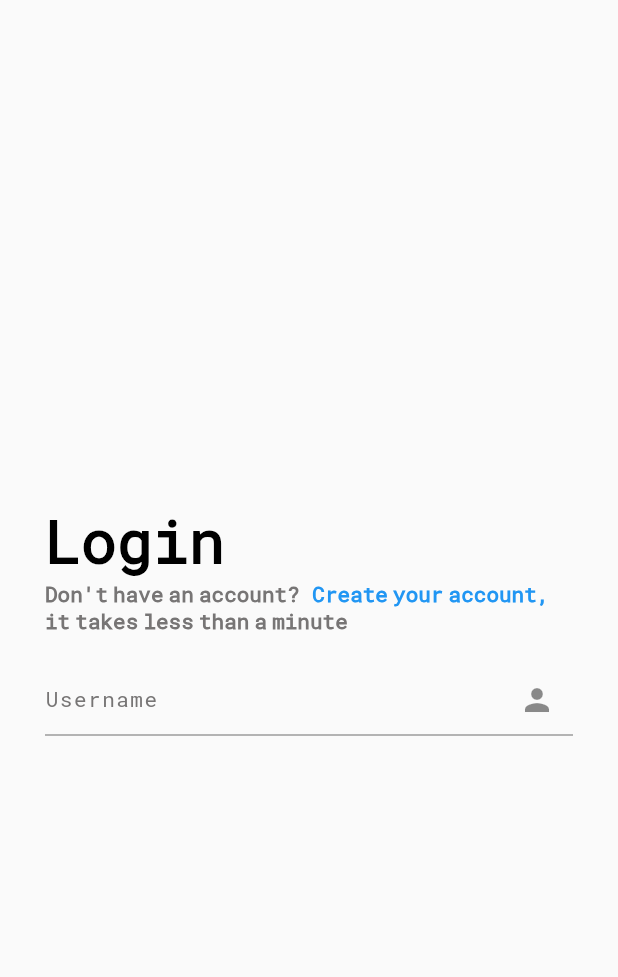
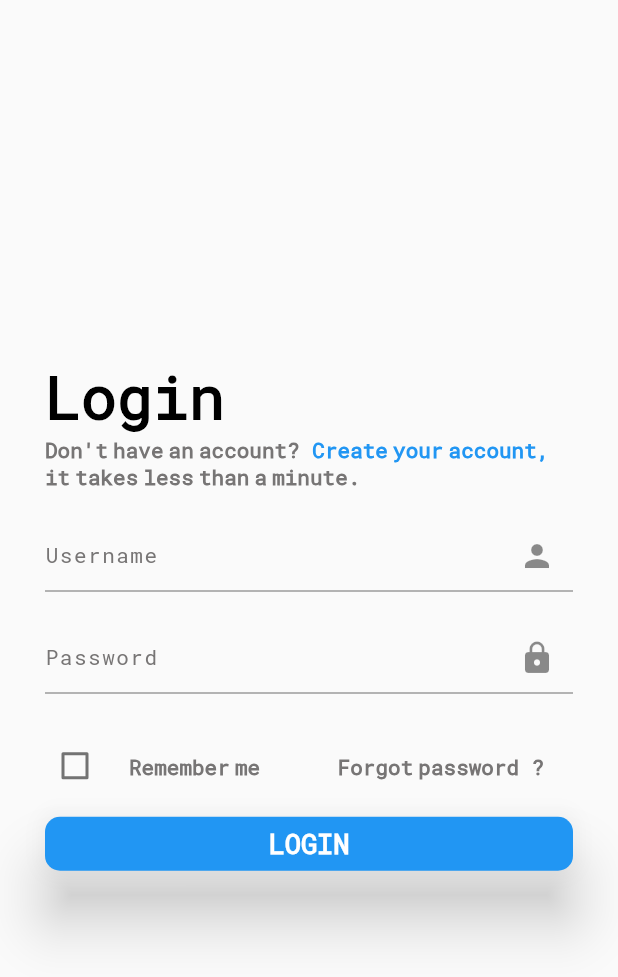
Before and after one commit to MertSaygili/FlutterMiniProjects, a Flutter app: the screen it shows after launch, on a phone screen of 412 x 824 dp. Shown: the top 977 px of the screen. Run offline on Flutter 3.47's test engine with Material 2 defaults, Android fonts, the phone set to English and light mode, and no system bars.

Commit message:
working on

```diff
--- a/lib/Uplabs/login_panels/login_1/Data/data.dart
+++ b/lib/Uplabs/login_panels/login_1/Data/data.dart
@@ -2,5 +2,5 @@ class Strings {
   final String loginText = 'Login';
   final String subtitleTextPart_1 = "Don't have an account? ";
   final String subtitleTextPart_2 = 'Create your account, ';
-  final String subtitleTextPart_3 = '\nit takes less than a minute';
+  final String subtitleTextPart_3 = '\nit takes less than a minute.';
 }
--- a/lib/Uplabs/login_panels/login_1/login_page_view.dart
+++ b/lib/Uplabs/login_panels/login_1/login_page_view.dart
@@ -1,6 +1,4 @@
 import 'package:flutter/material.dart';
-import 'package:project1_change_appbar_color/Uplabs/login_panels/login_0/login_page_view.dart';
-
 import 'Data/data.dart';
 
 class LoginPageView extends StatefulWidget {
@@ -13,6 +11,10 @@ class LoginPageView extends StatefulWidget {
 class _LoginPageViewState extends State<LoginPageView> {
   final String _userNameHintText = 'Username';
   final String _userPasswordHintText = 'Password';
+  final String _rememberMeText = 'Remember me';
+  final String _forgotPassword = 'Forgot password ?';
+  final String _loginText = 'Login';
+  bool _rememberMe = false;
 
   @override
   Widget build(BuildContext context) {
@@ -46,11 +48,71 @@ class _LoginPageViewState extends State<LoginPageView> {
       child: TextFormField(
         keyboardType: TextInputType.name,
         textInputAction: TextInputAction.next,
-        decoration: InputDecoration(
-          suffixIcon: UsedIcons().iconPerson,
-          hintText: _userNameHintText,
-          hintStyle: Theme.of(context).textTheme.button,
+        decoration: textFieldInputDecoration(
+          context,
+          UsedIcons().iconPerson,
+          _userNameHintText,
         ),
+      ),
+    );
+    final Padding _userPassword = Padding(
+      padding: PaddingItems().paddingVerticalNormal,
+      child: TextFormField(
+        keyboardType: TextInputType.visiblePassword,
+        textInputAction: TextInputAction.done,
+        decoration: textFieldInputDecoration(
+          context,
+          UsedIcons().iconLock,
+          _userPasswordHintText,
+        ),
+      ),
+    );
+    final Padding _rememberMeAndForgotPassword = Padding(
+      padding: PaddingItems().paddingVerticalNormal,
+      child: Row(
+        mainAxisAlignment: MainAxisAlignment.spaceBetween,
+        children: [
+          Expanded(
+            child: GestureDetector(
+              child: CheckboxListTile(
+                contentPadding: EdgeInsets.zero,
+                value: _rememberMe,
+                controlAffinity: ListTileControlAffinity.leading,
+                onChanged: (bool? value) {
+                  _changeRememberMeButton();
+                },
+                title: Text(
+                  _rememberMeText,
+                  style: Theme.of(context).textTheme.bodyText1,
+                ),
+              ),
+            ),
+          ),
+          Expanded(
+            child: TextButton(
+              onPressed: () {},
+              child: Text(
+                _forgotPassword,
+                textAlign: TextAlign.right,
+                style: Theme.of(context).textTheme.bodyText1,
+              ),
+            ),
+          ),
+        ],
+      ),
+    );
+    final ElevatedButton _loginButton = ElevatedButton(
+      style: ElevatedButton.styleFrom(
+        padding: EdgeInsets.zero,
+        elevation: 17,
+        shape: RoundedRectangleBorder(
+          borderRadius: BorderRadius.circular(10),
+        ),
+      ),
+      onPressed: () {},
+      child: Text(
+        Strings().loginText.toUpperCase(),
+        style: Theme.of(context).textTheme.labelMedium,
       ),
     );
     return Scaffold(
@@ -62,16 +124,34 @@ class _LoginPageViewState extends State<LoginPageView> {
             _title,
             _text,
             _userName,
+            _userPassword,
+            _rememberMeAndForgotPassword,
+            _loginButton,
           ],
         ),
       ),
     );
   }
+
+  InputDecoration textFieldInputDecoration(
+      BuildContext context, Icon icon, String hintText) {
+    return InputDecoration(
+      suffixIcon: icon,
+      hintText: hintText,
+      hintStyle: Theme.of(context).textTheme.button,
+    );
+  }
+
+  void _changeRememberMeButton() {
+    setState(() {
+      _rememberMe = !_rememberMe;
+    });
+  }
 }
 
 class UsedIcons {
   Icon iconPerson = const Icon(Icons.person);
-  Icon iconPassword = const Icon(Icons.lock);
+  Icon iconLock = const Icon(Icons.lock);
 }
 
 class PaddingItems {
@@ -83,10 +163,15 @@ class PaddingItems {
   final EdgeInsets paddingVerticalNormal = EdgeInsets.only(
     top: PaddingValues().paddingNormalVertical,
   );
+
+  final EdgeInsets paddingVerticalSmall = EdgeInsets.only(
+    top: PaddingValues().paddingSmallVertical,
+  );
 }
 
 class PaddingValues {
   final double paddingPageVertical = 30;
   final double paddingPageHorizontal = 30;
   final double paddingNormalVertical = 20;
+  final double paddingSmallVertical = 10;
 }
--- a/lib/Uplabs/login_panels/login_1/theme.dart
+++ b/lib/Uplabs/login_panels/login_1/theme.dart
@@ -29,6 +29,11 @@ class CustomTheme {
           color: AllColors().colorDarkGrey,
           letterSpacing: 1,
         ),
+        labelMedium: TextStyle(
+          fontSize: FontSizes()._buttonFontSize,
+          fontWeight: FontWeight.w700,
+          color: AllColors().colorWhite,
+        ),
       ),
     );
   }
@@ -36,11 +41,13 @@ class CustomTheme {
 
 class FontSizes {
   final double _titleFontSize = 40;
+  final double _buttonFontSize = 18;
   final double _textFontSize = 14;
 }
 
 class AllColors {
+  Color colorWhite = Colors.white;
   Color colorBlack = Colors.black;
   Color colorBlue = Colors.blue;
-  Color colorDarkGrey = Color.fromARGB(255, 119, 117, 117);
+  Color colorDarkGrey = const Color.fromARGB(255, 119, 117, 117);
 }
```
